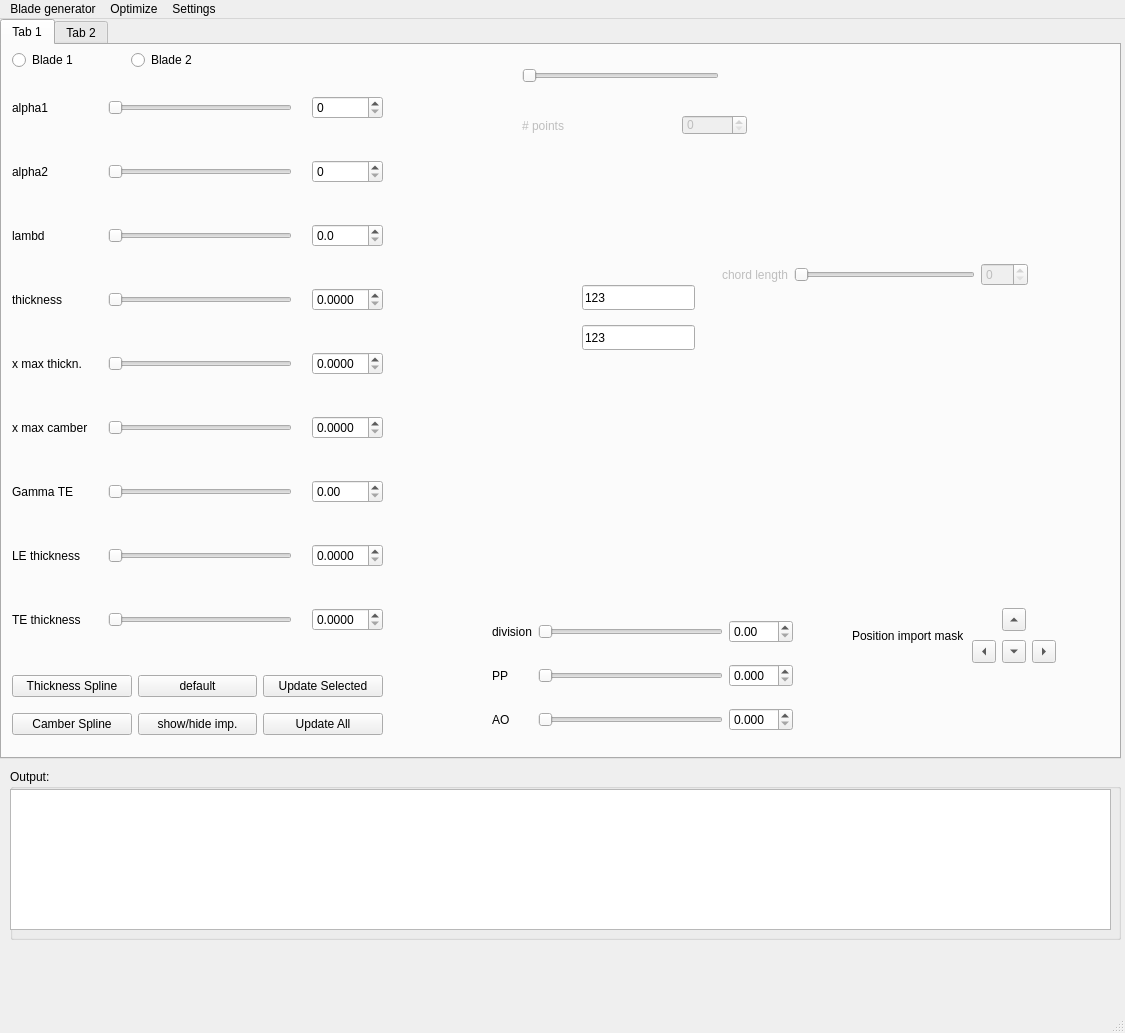
Qt form module/UI/qtdesigner/mainwindow.ui (badabush/Blade-Optimization-Tool) before a commit.
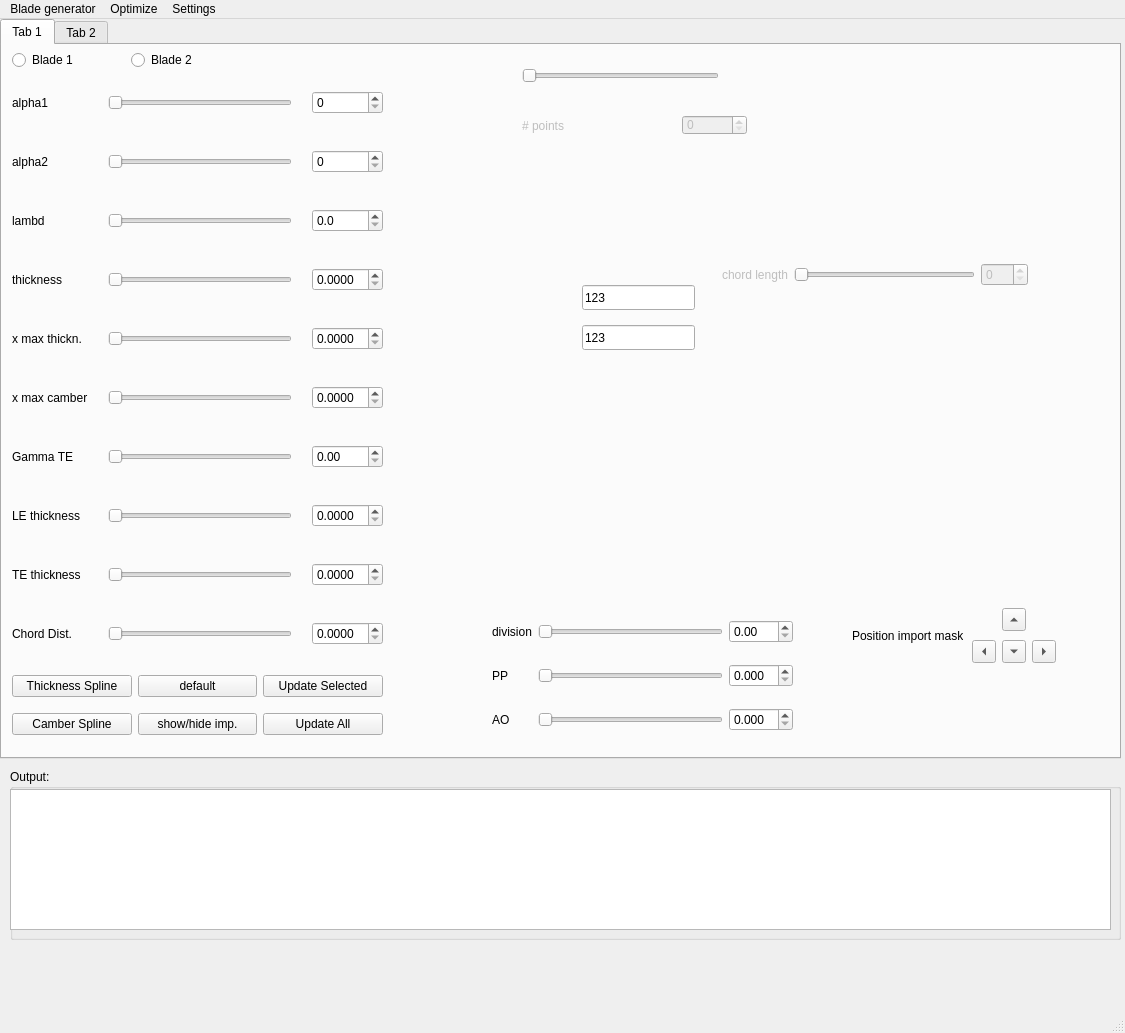
The same form after that commit. The open tabs and pages were chosen to show the change.

Commit message: ref #1 #3 : adding widget in GUI to control chord length distribution, changing inputs in BladeGen

Diff of the .ui file:
```diff
--- a/module/UI/qtdesigner/mainwindow.ui
+++ b/module/UI/qtdesigner/mainwindow.ui
@@ -62,7 +62,7 @@
         <x>10</x>
         <y>40</y>
         <width>371</width>
-        <height>562</height>
+        <height>571</height>
        </rect>
       </property>
       <layout class="QGridLayout" name="gridLayout_2">
@@ -72,75 +72,45 @@
        <property name="verticalSpacing">
         <number>30</number>
        </property>
-       <item row="0" column="2">
-        <widget class="QDoubleSpinBox" name="val_alpha1">
-         <property name="enabled">
-          <bool>true</bool>
-         </property>
-         <property name="decimals">
-          <number>0</number>
-         </property>
-         <property name="singleStep">
-          <double>0.000000000000000</double>
-         </property>
-        </widget>
-       </item>
-       <item row="3" column="2">
-        <widget class="QDoubleSpinBox" name="val_th">
-         <property name="enabled">
-          <bool>true</bool>
-         </property>
-         <property name="decimals">
-          <number>4</number>
-         </property>
-         <property name="singleStep">
-          <double>0.000000000000000</double>
-         </property>
-        </widget>
-       </item>
-       <item row="0" column="0">
-        <widget class="QLabel" name="label">
-         <property name="text">
-          <string>alpha1</string>
-         </property>
-        </widget>
-       </item>
-       <item row="5" column="0">
-        <widget class="QLabel" name="label_7">
-         <property name="text">
-          <string>x max camber</string>
-         </property>
-        </widget>
-       </item>
-       <item row="2" column="0">
+       <item row="3" column="0">
         <widget class="QLabel" name="label_4">
          <property name="text">
           <string>lambd</string>
          </property>
         </widget>
        </item>
-       <item row="3" column="0">
-        <widget class="QLabel" name="label_5">
-         <property name="text">
-          <string>thickness</string>
+       <item row="4" column="2">
+        <widget class="QDoubleSpinBox" name="val_th">
+         <property name="enabled">
+          <bool>true</bool>
          </property>
-        </widget>
-       </item>
-       <item row="4" column="1">
-        <widget class="QSlider" name="slider_xmax_th">
-         <property name="orientation">
-          <enum>Qt::Horizontal</enum>
+         <property name="decimals">
+          <number>4</number>
          </property>
         </widget>
        </item>
-       <item row="8" column="0">
+       <item row="9" column="0">
         <widget class="QLabel" name="label_10">
          <property name="text">
           <string>TE thickness</string>
          </property>
         </widget>
        </item>
-       <item row="7" column="2">
+       <item row="5" column="1">
+        <widget class="QSlider" name="slider_xmax_th">
+         <property name="orientation">
+          <enum>Qt::Horizontal</enum>
+         </property>
+        </widget>
+       </item>
+       <item row="10" column="0">
+        <widget class="QLabel" name="label_22">
+         <property name="text">
+          <string>Chord Dist.</string>
+         </property>
+        </widget>
+       </item>
+       <item row="8" column="2">
         <widget class="QDoubleSpinBox" name="val_thle">
          <property name="enabled">
           <bool>true</bool>
@@ -153,54 +123,35 @@
          </property>
         </widget>
        </item>
-       <item row="3" column="1">
-        <widget class="QSlider" name="slider_th">
+       <item row="8" column="1">
+        <widget class="QSlider" name="slider_thle">
          <property name="orientation">
           <enum>Qt::Horizontal</enum>
          </property>
         </widget>
        </item>
-       <item row="5" column="2">
-        <widget class="QDoubleSpinBox" name="val_xmax_camber">
-         <property name="enabled">
-          <bool>true</bool>
+       <item row="2" column="1">
+        <widget class="QSlider" name="slider_alpha2">
+         <property name="orientation">
+          <enum>Qt::Horizontal</enum>
          </property>
-         <property name="decimals">
-          <number>4</number>
-         </property>
-         <property name="singleStep">
-          <double>0.000000000000000</double>
-         </property>
         </widget>
        </item>
-       <item row="4" column="2">
-        <widget class="QDoubleSpinBox" name="val_xmax_th">
-         <property name="enabled">
-          <bool>true</bool>
-         </property>
-         <property name="decimals">
-          <number>4</number>
-         </property>
-         <property name="singleStep">
-          <double>0.000000000000000</double>
-         </property>
-        </widget>
-       </item>
-       <item row="7" column="0">
+       <item row="8" column="0">
         <widget class="QLabel" name="label_9">
          <property name="text">
           <string>LE thickness</string>
          </property>
         </widget>
        </item>
-       <item row="7" column="1">
-        <widget class="QSlider" name="slider_thle">
-         <property name="orientation">
-          <enum>Qt::Horizontal</enum>
+       <item row="5" column="0">
+        <widget class="QLabel" name="label_6">
+         <property name="text">
+          <string>x max thickn.</string>
          </property>
         </widget>
        </item>
-       <item row="2" column="2">
+       <item row="3" column="2">
         <widget class="QDoubleSpinBox" name="val_lambd">
          <property name="enabled">
           <bool>true</bool>
@@ -213,62 +164,67 @@
          </property>
         </widget>
        </item>
-       <item row="1" column="2">
-        <widget class="QDoubleSpinBox" name="val_alpha2">
-         <property name="enabled">
-          <bool>true</bool>
-         </property>
-         <property name="decimals">
-          <number>0</number>
-         </property>
-         <property name="singleStep">
-          <double>0.000000000000000</double>
-         </property>
-        </widget>
-       </item>
-       <item row="2" column="1">
-        <widget class="QSlider" name="slider_lambd">
-         <property name="orientation">
-          <enum>Qt::Horizontal</enum>
-         </property>
-        </widget>
-       </item>
-       <item row="8" column="1">
-        <widget class="QSlider" name="slider_thte">
-         <property name="orientation">
-          <enum>Qt::Horizontal</enum>
-         </property>
-        </widget>
-       </item>
        <item row="4" column="0">
-        <widget class="QLabel" name="label_6">
+        <widget class="QLabel" name="label_5">
          <property name="text">
-          <string>x max thickn.</string>
+          <string>thickness</string>
          </property>
         </widget>
        </item>
-       <item row="0" column="1">
-        <widget class="QSlider" name="slider_alpha1">
-         <property name="orientation">
-          <enum>Qt::Horizontal</enum>
+       <item row="6" column="2">
+        <widget class="QDoubleSpinBox" name="val_xmax_camber">
+         <property name="enabled">
+          <bool>true</bool>
          </property>
+         <property name="decimals">
+          <number>4</number>
+         </property>
+         <property name="singleStep">
+          <double>0.000000000000000</double>
+         </property>
         </widget>
        </item>
-       <item row="5" column="1">
+       <item row="7" column="0">
+        <widget class="QLabel" name="label_19">
+         <property name="text">
+          <string>Gamma TE</string>
+         </property>
+        </widget>
+       </item>
+       <item row="6" column="1">
         <widget class="QSlider" name="slider_xmax_camber">
          <property name="orientation">
           <enum>Qt::Horizontal</enum>
          </property>
         </widget>
        </item>
-       <item row="1" column="1">
-        <widget class="QSlider" name="slider_alpha2">
-         <property name="orientation">
-          <enum>Qt::Horizontal</enum>
+       <item row="10" column="2">
+        <widget class="QDoubleSpinBox" name="val_chord_dist">
+         <property name="enabled">
+          <bool>true</bool>
          </property>
+         <property name="decimals">
+          <number>4</number>
+         </property>
+         <property name="singleStep">
+          <double>0.000000000000000</double>
+         </property>
         </widget>
        </item>
-       <item row="8" column="2">
+       <item row="7" column="2">
+        <widget class="QDoubleSpinBox" name="val_gamma_te">
+         <property name="enabled">
+          <bool>true</bool>
+         </property>
+         <property name="decimals">
+          <number>2</number>
+         </property>
+         <property name="singleStep">
+          <double>0.000000000000000</double>
+         </property>
+        </widget>
+       </item>
+       <item row="9" column="2">
         <widget class="QDoubleSpinBox" name="val_thte">
          <property name="enabled">
           <bool>true</bool>
@@ -281,34 +237,102 @@
          </property>
         </widget>
        </item>
-       <item row="1" column="0">
+       <item row="9" column="1">
+        <widget class="QSlider" name="slider_thte">
+         <property name="orientation">
+          <enum>Qt::Horizontal</enum>
+         </property>
+        </widget>
+       </item>
+       <item row="2" column="0">
         <widget class="QLabel" name="label_3">
          <property name="text">
           <string>alpha2</string>
          </property>
         </widget>
        </item>
+       <item row="2" column="2">
+        <widget class="QDoubleSpinBox" name="val_alpha2">
+         <property name="enabled">
+          <bool>true</bool>
+         </property>
+         <property name="decimals">
+          <number>0</number>
+         </property>
+         <property name="singleStep">
+          <double>0.000000000000000</double>
+         </property>
+        </widget>
+       </item>
+       <item row="10" column="1">
+        <widget class="QSlider" name="slider_chord_dist">
+         <property name="orientation">
+          <enum>Qt::Horizontal</enum>
+         </property>
+        </widget>
+       </item>
+       <item row="3" column="1">
+        <widget class="QSlider" name="slider_lambd">
+         <property name="orientation">
+          <enum>Qt::Horizontal</enum>
+         </property>
+        </widget>
+       </item>
+       <item row="5" column="2">
+        <widget class="QDoubleSpinBox" name="val_xmax_th">
+         <property name="enabled">
+          <bool>true</bool>
+         </property>
+         <property name="decimals">
+          <number>4</number>
+         </property>
+         <property name="singleStep">
+          <double>0.000000000000000</double>
+         </property>
+        </widget>
+       </item>
        <item row="6" column="0">
-        <widget class="QLabel" name="label_19">
+        <widget class="QLabel" name="label_7">
          <property name="text">
-          <string>Gamma TE</string>
+          <string>x max camber</string>
          </property>
         </widget>
        </item>
-       <item row="6" column="1">
+       <item row="4" column="1">
+        <widget class="QSlider" name="slider_th">
+         <property name="orientation">
+          <enum>Qt::Horizontal</enum>
+         </property>
+        </widget>
+       </item>
+       <item row="7" column="1">
         <widget class="QSlider" name="slider_gamma_te">
          <property name="orientation">
           <enum>Qt::Horizontal</enum>
          </property>
         </widget>
        </item>
-       <item row="6" column="2">
-        <widget class="QDoubleSpinBox" name="val_gamma_te">
+       <item row="1" column="0">
+        <widget class="QLabel" name="label">
+         <property name="text">
+          <string>alpha1</string>
+         </property>
+        </widget>
+       </item>
+       <item row="1" column="1">
+        <widget class="QSlider" name="slider_alpha1">
+         <property name="orientation">
+          <enum>Qt::Horizontal</enum>
+         </property>
+        </widget>
+       </item>
+       <item row="1" column="2">
+        <widget class="QDoubleSpinBox" name="val_alpha1">
          <property name="enabled">
           <bool>true</bool>
          </property>
          <property name="decimals">
-          <number>2</number>
+          <number>0</number>
          </property>
          <property name="singleStep">
           <double>0.000000000000000</double>
```
Left out of the diff: 85 changed lines with no effect on the pictures. The commit also changes 9 other files.
